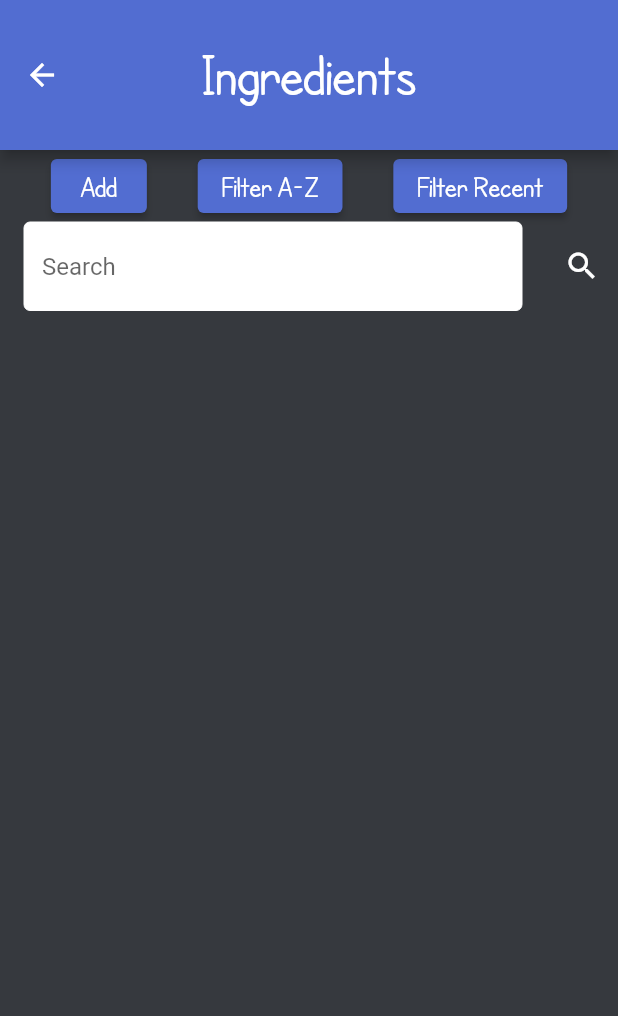
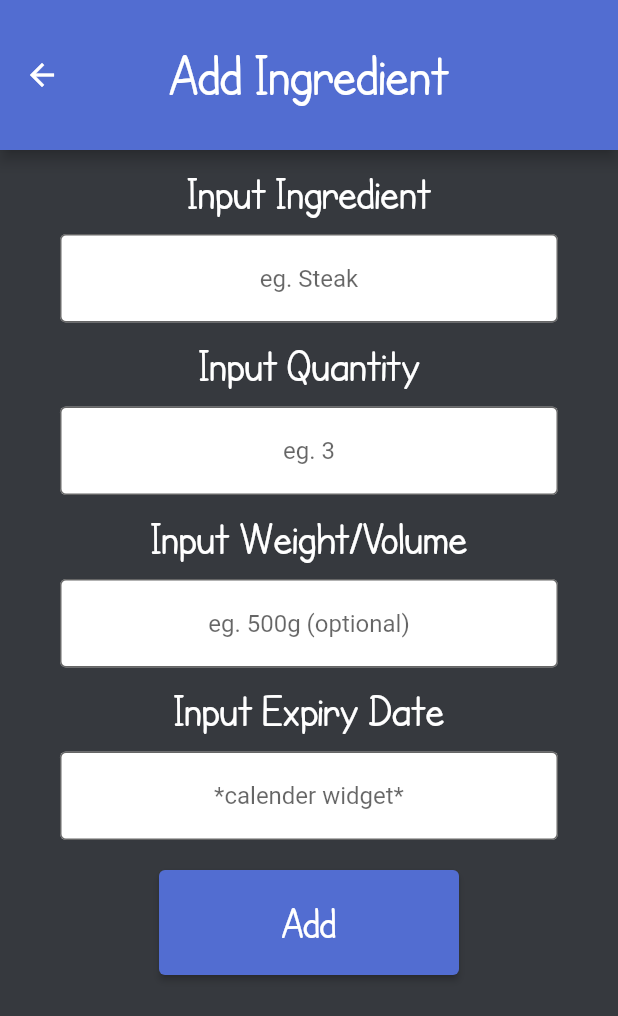
Before and after one commit to kristianduke/fridge-app-dev, a Flutter app: the Ingredients screen opened directly, after a tap on "Add", on a phone screen of 412 x 824 dp. Shown: the top 1016 px of the screen. Run offline on Flutter 3.47's test engine with Material 2 defaults, Android fonts, the phone set to English and light mode, and no system bars.

Commit message:
add ingredients page added

```diff
--- /dev/null
+++ b/fridge_app/lib/AddIngredients.dart
@@ -0,0 +1,139 @@
+import 'package:flutter/material.dart';
+
+class AddIngredients extends StatelessWidget {
+  const AddIngredients({super.key});
+
+  @override
+  Widget build(BuildContext context) {
+    final ButtonStyle buttonStyle = ElevatedButton.styleFrom(
+        textStyle: const TextStyle(fontSize: 20, fontFamily: 'CartoonistHand'),
+        backgroundColor: const Color(0xFF526dd1));
+
+    return Scaffold(
+      appBar: AppBar(
+        toolbarHeight: 100,
+        title: const Text(
+          'Add Ingredient',
+          style: TextStyle(
+            fontFamily: 'CartoonistHand',
+            fontSize: 40,
+          ),
+        ),
+        centerTitle: true,
+        backgroundColor: const Color.fromARGB(255, 82, 109, 209),
+      ),
+      body: Center(
+        child: Column(
+          mainAxisAlignment: MainAxisAlignment.start,
+          children: <Widget>[
+            const Padding(
+              padding: EdgeInsets.all(10.0),
+              child: Text(
+                'Input Ingredient',
+                style: TextStyle(
+                  fontFamily: 'CartoonistHand',
+                  fontSize: 32,
+                  color: Colors.white,
+                ),
+              ),
+            ),
+            const Padding(
+              padding: EdgeInsets.symmetric(horizontal: 40, vertical: 0),
+              child: TextField(
+                textAlign: TextAlign.center,
+                decoration: InputDecoration(
+                  filled: true,
+                  fillColor: Colors.white,
+                  border: OutlineInputBorder(),
+                  hintText: 'eg. Steak',
+                ),
+              ),
+            ),
+            const Padding(
+              padding: EdgeInsets.all(10.0),
+              child: Text(
+                'Input Quantity',
+                style: TextStyle(
+                  fontFamily: 'CartoonistHand',
+                  fontSize: 32,
+                  color: Colors.white,
+                ),
+              ),
+            ),
+            const Padding(
+              padding: EdgeInsets.symmetric(horizontal: 40, vertical: 0),
+              child: TextField(
+                textAlign: TextAlign.center,
+                decoration: InputDecoration(
+                  filled: true,
+                  fillColor: Colors.white,
+                  border: OutlineInputBorder(),
+                  hintText: 'eg. 3',
+                ),
+              ),
+            ),
+            const Padding(
+              padding: EdgeInsets.all(10.0),
+              child: Text(
+                'Input Weight/Volume',
+                style: TextStyle(
+                  fontFamily: 'CartoonistHand',
+                  fontSize: 32,
+                  color: Colors.white,
+                ),
+              ),
+            ),
+            const Padding(
+              padding: EdgeInsets.symmetric(horizontal: 40, vertical: 0),
+              child: TextField(
+                textAlign: TextAlign.center,
+                decoration: InputDecoration(
+                  filled: true,
+                  fillColor: Colors.white,
+                  border: OutlineInputBorder(),
+                  hintText: 'eg. 500g (optional)',
+                ),
+              ),
+            ),
+            const Padding(
+              padding: EdgeInsets.all(10.0),
+              child: Text(
+                'Input Expiry Date',
+                style: TextStyle(
+                  fontFamily: 'CartoonistHand',
+                  fontSize: 32,
+                  color: Colors.white,
+                ),
+              ),
+            ),
+            const Padding(
+              padding: EdgeInsets.fromLTRB(40, 0, 40, 20),
+              child: TextField(
+                textAlign: TextAlign.center,
+                decoration: InputDecoration(
+                  filled: true,
+                  fillColor: Colors.white,
+                  border: OutlineInputBorder(),
+                  hintText: '*calender widget*',
+                ),
+              ),
+            ),
+            SizedBox(
+              width: 200,
+              height: 70,
+              child: ElevatedButton(
+                style: buttonStyle,
+                onPressed: () {},
+                child: const Text(
+                  'Add',
+                  style: TextStyle(fontSize: 30),
+                ),
+              ),
+            ),
+          ],
+        ),
+      ),
+      backgroundColor: const Color(0xFF36393E),
+    );
+  }
+}
--- a/fridge_app/lib/Ingredients.dart
+++ b/fridge_app/lib/Ingredients.dart
@@ -1,4 +1,6 @@
 import 'package:flutter/material.dart';
+
+import 'AddIngredients.dart';
 
 class Ingredients extends StatelessWidget {
   const Ingredients({super.key});
@@ -31,7 +33,13 @@ class Ingredients extends StatelessWidget {
               children: <Widget>[
                 ElevatedButton(
                   style: buttonStyle,
-                  onPressed: () {},
+                  onPressed: () {
+                    Navigator.push(
+                      context,
+                      MaterialPageRoute(
+                          builder: (context) => const AddIngredients()),
+                    );
+                  },
                   child: const Text('Add'),
                 ),
                 ElevatedButton(
@@ -64,7 +72,10 @@ class Ingredients extends StatelessWidget {
                   ),
                 ),
                 IconButton(
-                  icon: const Icon(Icons.search, color: Colors.white,),
+                  icon: const Icon(
+                    Icons.search,
+                    color: Colors.white,
+                  ),
                   onPressed: () {},
                 ),
               ],
```
